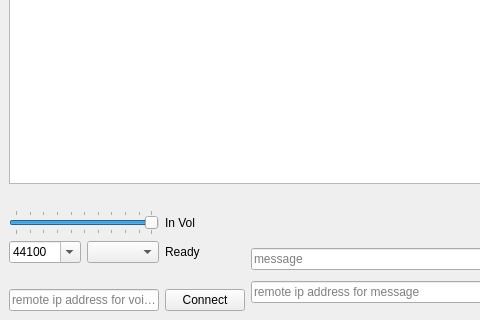
This is mainwindow.ui in haoxingxing/CO2 as Qt 5 draws it before an edit; both pictures show x 0 to 480 and y 188 to 508 of the 818 by 508 pixel window. The edited form follows.
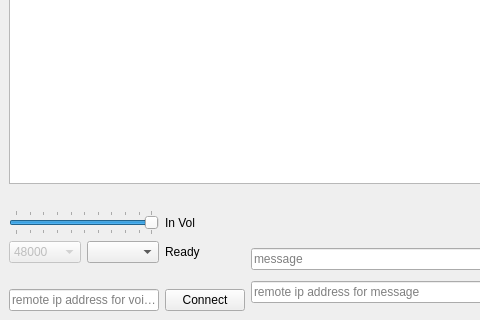
This is the edited form.

```diff
--- a/mainwindow.ui
+++ b/mainwindow.ui
@@ -125,11 +125,14 @@
       </item>
       <item row="1" column="0">
        <widget class="QComboBox" name="hz">
+        <property name="enabled">
+         <bool>false</bool>
+        </property>
         <property name="editable">
-         <bool>true</bool>
+         <bool>false</bool>
         </property>
         <property name="currentIndex">
-         <number>4</number>
+         <number>5</number>
         </property>
         <item>
          <property name="text">
@@ -156,6 +159,11 @@
           <string>44100</string>
          </property>
         </item>
+        <item>
+         <property name="text">
+          <string>48000</string>
+         </property>
+        </item>
         <item>
          <property name="text">
           <string>64000</string>
```
